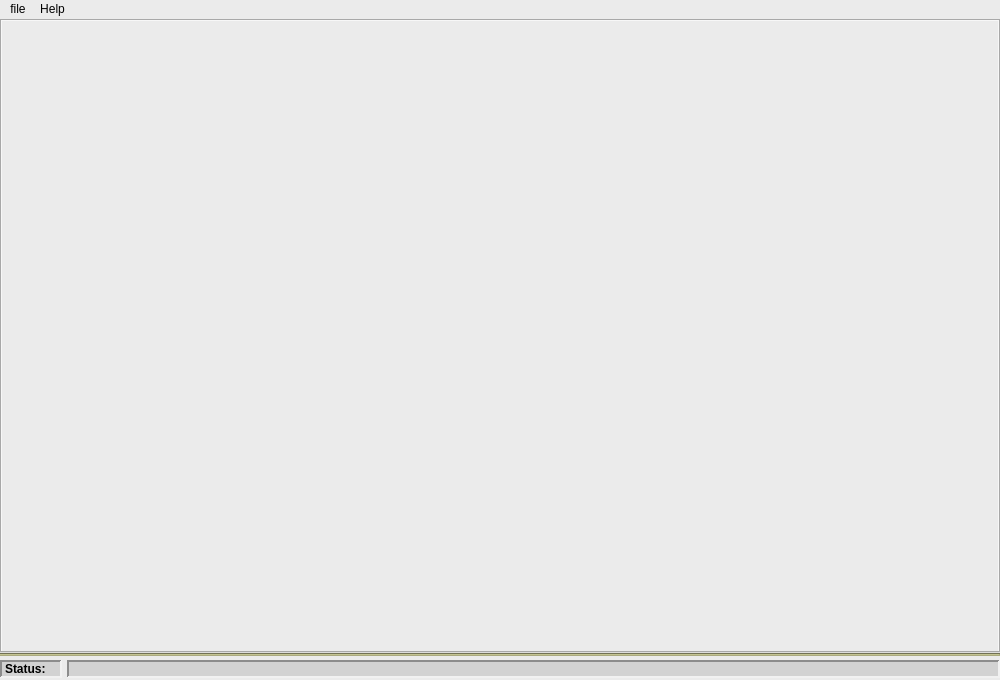
Qt form Gui/src/MainWindow.ui (3nock/OTE) before a commit.
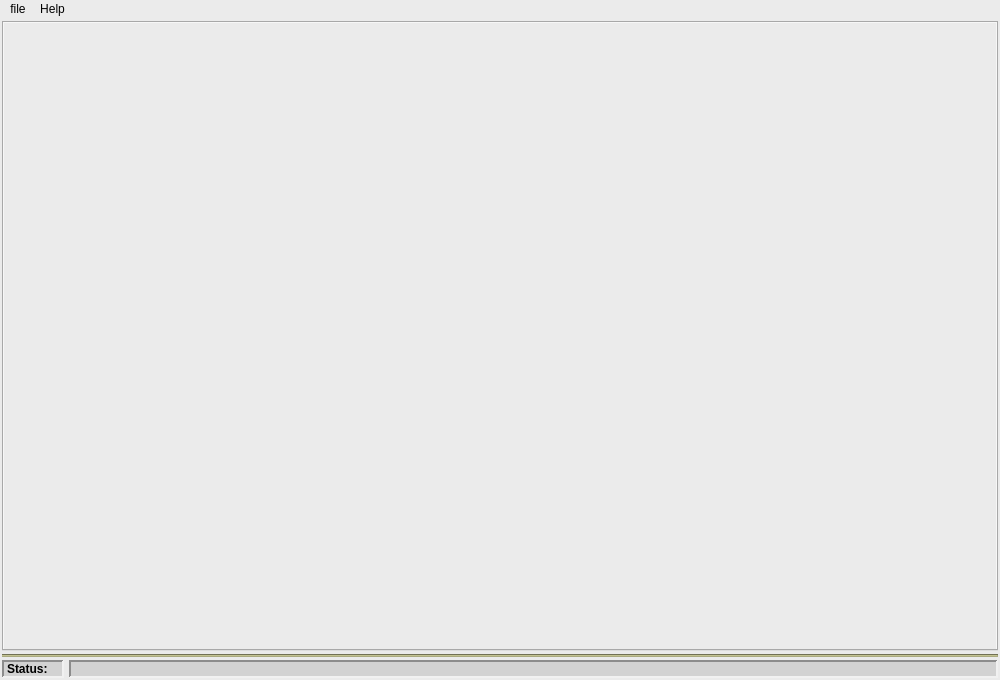
The same form after that commit.

```diff
--- a/Gui/src/MainWindow.ui
+++ b/Gui/src/MainWindow.ui
@@ -40,23 +40,18 @@
    </property>
    <layout class="QVBoxLayout" name="verticalLayout_2">
     <property name="spacing">
-     <number>4</number>
+     <number>3</number>
     </property>
     <property name="leftMargin">
-     <number>0</number>
+     <number>2</number>
     </property>
     <property name="topMargin">
-     <number>0</number>
+     <number>2</number>
     </property>
     <property name="rightMargin">
-     <number>0</number>
+     <number>2</number>
     </property>
     <property name="bottomMargin">
-     <number>0</number>
-    </property>
-    <item>
-     <layout class="QVBoxLayout" name="verticalLayout">
-      <property name="spacing">
        <number>0</number>
       </property>
       <item>
@@ -87,6 +82,8 @@
        </widget>
       </item>
       <item>
+     <layout class="QVBoxLayout" name="verticalLayout">
+      <item>
        <widget class="Line" name="line">
         <property name="styleSheet">
          <string notr="true">background-color: rgb(170, 170, 127);</string>
@@ -96,8 +93,6 @@
         </property>
        </widget>
       </item>
-     </layout>
-    </item>
     <item>
      <layout class="QHBoxLayout" name="horizontalLayout">
       <property name="spacing">
@@ -167,6 +162,8 @@
          <string/>
         </property>
        </widget>
+        </item>
+       </layout>
       </item>
      </layout>
     </item>
```
Left out of the diff: 9 changed lines with no effect on the pictures. Lines whose indentation alone changed are shown as unchanged.
